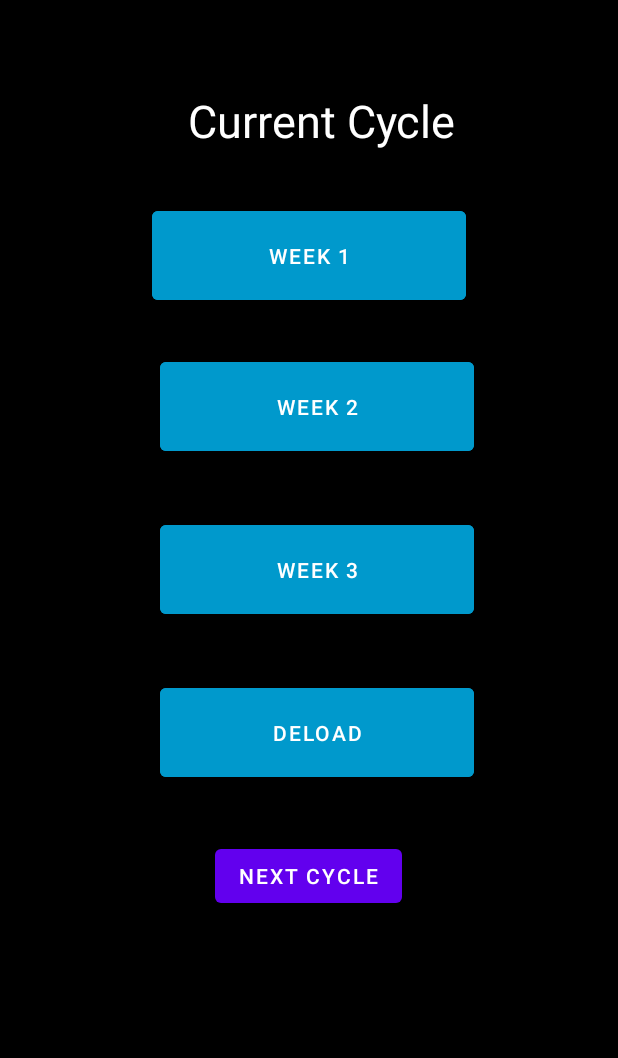
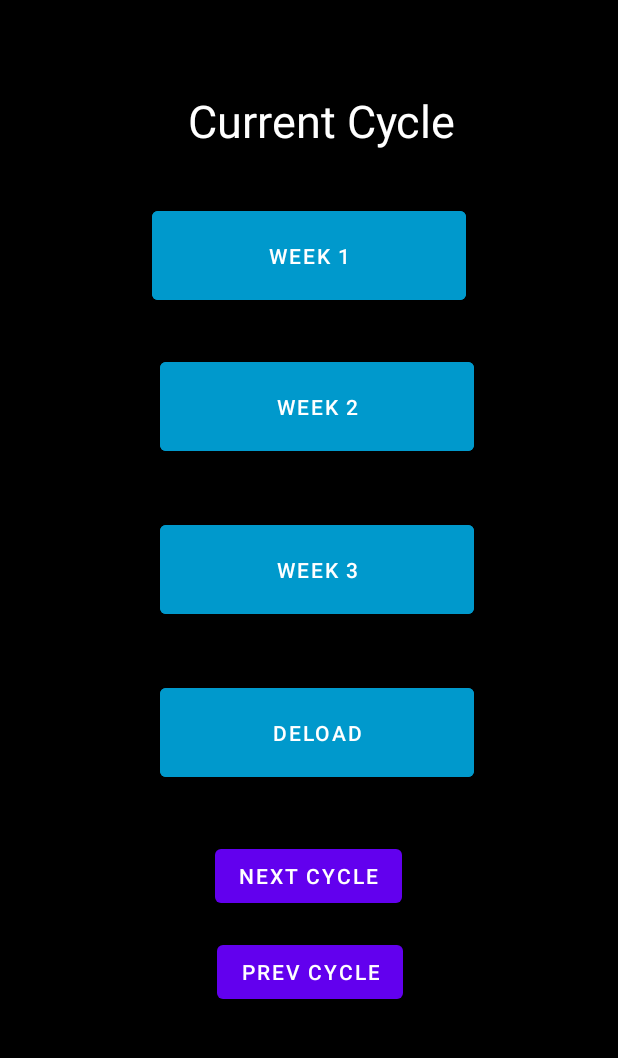
Before and after one commit to kero0000/531GymPlanner, an Android app: the ViewPlan screen opened directly, with no data from a screen before it, on a phone screen of 412 x 824 dp, the part 84-1142 px from its top. Run offline under Robolectric (Android 15) with nearby library versions, the phone set to English and light mode, and no system bars.

Commit message:
12/7/2022 update

```diff
--- a/app/src/main/res/layout/activity_plan_details.xml
+++ b/app/src/main/res/layout/activity_plan_details.xml
@@ -36,6 +36,7 @@
         android:layout_width="297dp"
         android:layout_height="98dp"
         android:textColor="#ffff"
+        android:textStyle="bold"
         tools:layout_editor_absoluteX="44dp"
         tools:layout_editor_absoluteY="196dp"
         app:layout_constraintTop_toBottomOf="@+id/squatPlanText"
--- a/app/src/main/res/layout/activity_view_plan.xml
+++ b/app/src/main/res/layout/activity_view_plan.xml
@@ -102,6 +102,18 @@
             app:layout_constraintEnd_toEndOf="parent"
             app:layout_constraintStart_toStartOf="parent"
             app:layout_constraintTop_toBottomOf="@+id/deload" />
+
+        <Button
+            android:id="@+id/prevcycle"
+            android:layout_width="wrap_content"
+            android:layout_height="wrap_content"
+            android:layout_marginStart="158dp"
+            android:layout_marginTop="16dp"
+            android:layout_marginEnd="157dp"
+            android:text="Prev Cycle"
+            app:layout_constraintEnd_toEndOf="parent"
+            app:layout_constraintStart_toStartOf="parent"
+            app:layout_constraintTop_toBottomOf="@+id/nextcycle" />
     </androidx.constraintlayout.widget.ConstraintLayout>
 
 
```
Also changed, not shown: app/src/main/java/com/example/a531gymplanner/PlanDetails.java (+15 -12 lines), app/src/main/java/com/example/a531gymplanner/ViewPlan.java (+29 -1 lines), app/src/main/res/layout/activity_home_page.xml (+2 -6 lines).
